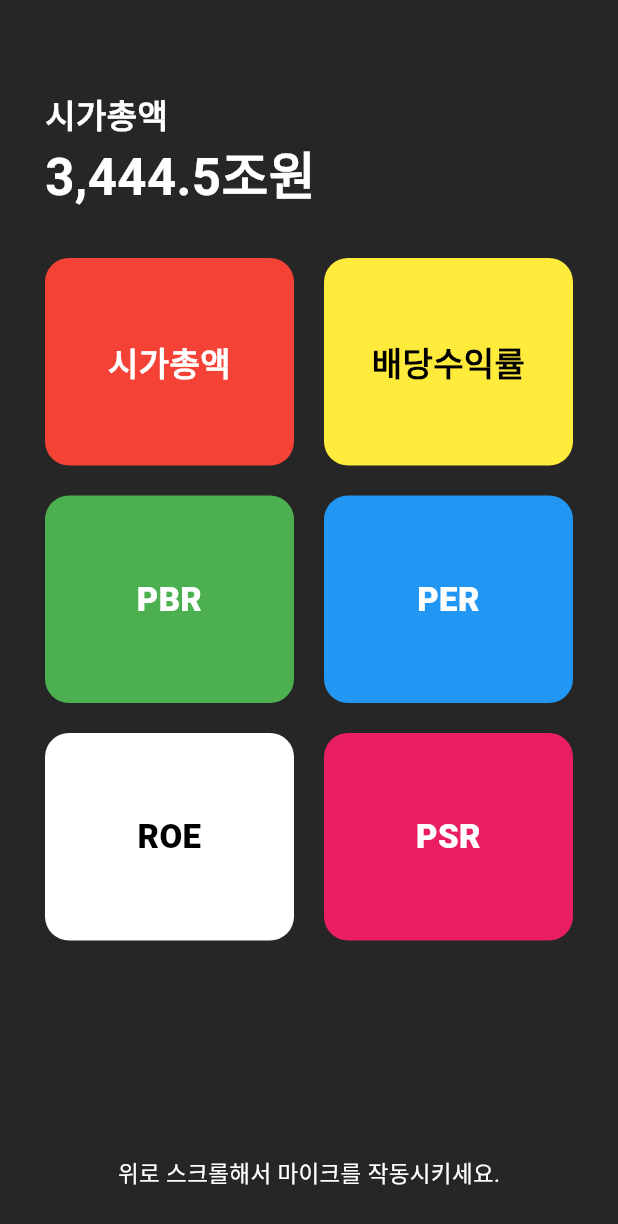
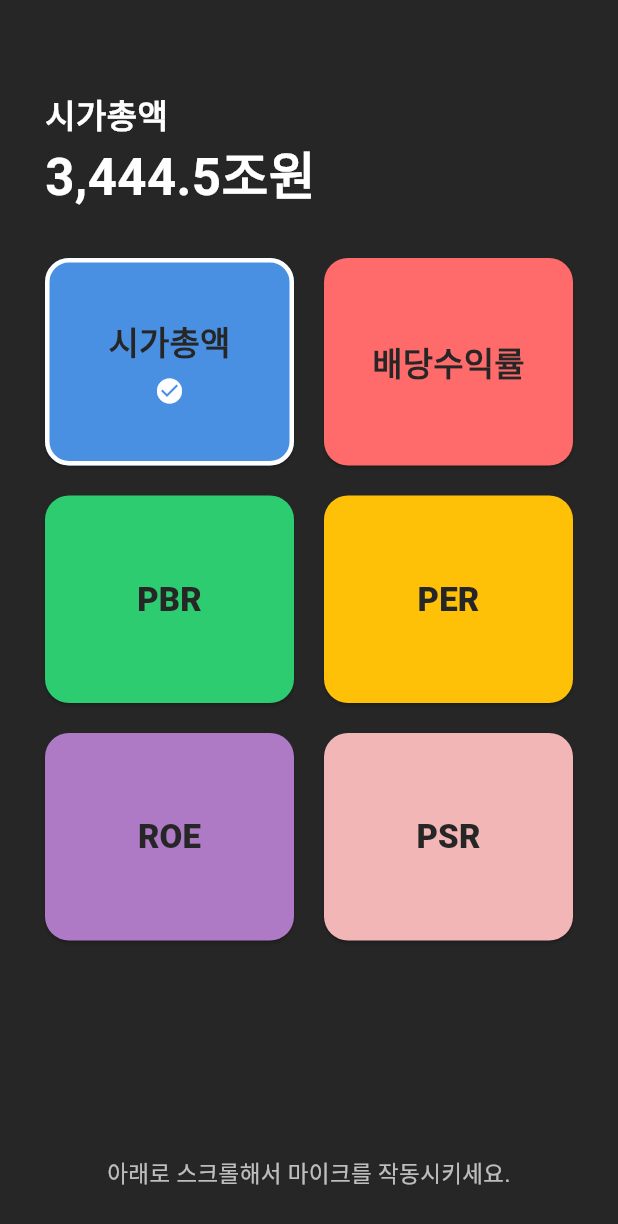
Before and after one commit to Hear-Stock/hearstock-frontend, a Flutter app: the RsiPage screen opened by its route, on a phone screen of 412 x 824 dp. Shown: the top 1224 px of the screen. Run offline on Flutter 3.47's test engine with Material 3 defaults, Android fonts, the phone set to English and light mode, and no system bars; our stand-ins replace flutter_tts, speech_to_text; missing offline and left inert: flutter_midi_pro; Roboto replaces fonts that are missing (Pretendard).

Commit message:
feat: 웹 접근성 고려해서 UI 수정

```diff
--- a/hear_stock/lib/ris_page.dart
+++ b/hear_stock/lib/ris_page.dart
@@ -22,12 +22,15 @@ class _RsiPageState extends State<RsiPage> {
   };
 
   final List<_IndicatorItem> items = [
-    _IndicatorItem(title: '시가총액', color: Colors.red),
-    _IndicatorItem(title: '배당수익률', color: Colors.yellow),
-    _IndicatorItem(title: 'PBR', color: Colors.green),
-    _IndicatorItem(title: 'PER', color: Colors.blue),
-    _IndicatorItem(title: 'ROE', color: Colors.white),
-    _IndicatorItem(title: 'PSR', color: Colors.pink),
+    _IndicatorItem(title: '시가총액', backgroundColor: Color(0xFF4A90E2)),
+    _IndicatorItem(title: '배당수익률', backgroundColor: Color(0xFFFF6B6B)),
+    _IndicatorItem(title: 'PBR', backgroundColor: Color(0xFF2ECC71)),
+    _IndicatorItem(title: 'PER', backgroundColor: Color(0xFFFFC107)),
+    _IndicatorItem(title: 'ROE', backgroundColor: Color(0xFFAF7AC5)),
+    _IndicatorItem(
+      title: 'PSR',
+      backgroundColor: Color.fromARGB(255, 243, 182, 182),
+    ),
   ];
 
   Future<void> _onIndicatorPressed(String title) async {
@@ -35,7 +38,6 @@ class _RsiPageState extends State<RsiPage> {
       selectedTitle = title;
       selectedValue = indicatorValues[title] ?? '';
     });
-
     await flutterTts.speak('$title, ${indicatorValues[title]}');
   }
 
@@ -47,63 +49,94 @@ class _RsiPageState extends State<RsiPage> {
 
   @override
   Widget build(BuildContext context) {
+    final textScale = MediaQuery.of(context).textScaleFactor;
+
     return Scaffold(
-      backgroundColor: Color(0xFF262626),
+      backgroundColor: Color(0xff262626),
       body: Padding(
         padding: const EdgeInsets.fromLTRB(30, 60, 30, 30),
         child: Column(
           crossAxisAlignment: CrossAxisAlignment.start,
           children: [
-            Text(
+            Semantics(
+              header: true,
+              child: Text(
                 selectedTitle,
                 style: TextStyle(
-                fontSize: 22,
+                  fontSize: 22 * textScale,
+                  fontWeight: FontWeight.bold,
                   color: Colors.white,
-                fontWeight: FontWeight.bold,
+                ),
               ),
             ),
             Text(
               selectedValue,
               style: TextStyle(
-                fontSize: 34,
+                fontSize: 34 * textScale,
                 fontWeight: FontWeight.bold,
                 color: Colors.white,
               ),
             ),
             SizedBox(height: 30),
             Expanded(
-              child: GridView.count(
-                crossAxisCount: 2,
+              child: FocusTraversalGroup(
+                policy: ReadingOrderTraversalPolicy(),
+                child: GridView(
+                  gridDelegate: SliverGridDelegateWithMaxCrossAxisExtent(
+                    maxCrossAxisExtent: 200,
                     crossAxisSpacing: 20,
                     mainAxisSpacing: 20,
                     childAspectRatio: 1.2,
+                  ),
                   children:
                       items.map((item) {
+                        final isSelected = item.title == selectedTitle;
+
                         return Semantics(
-                        label: '${item.title} 버튼',
+                          label:
+                              '${item.title} 버튼' + (isSelected ? ', 선택됨' : ''),
                           button: true,
-                        child: GestureDetector(
-                          onTap: () => _onIndicatorPressed(item.title),
-                          child: Container(
-                            decoration: BoxDecoration(
-                              color: item.color,
+                          selected: isSelected,
+                          child: Tooltip(
+                            message: '${item.title} 선택',
+                            child: ElevatedButton(
+                              style: ElevatedButton.styleFrom(
+                                backgroundColor: item.backgroundColor,
+                                foregroundColor: Color(0xff262626),
+                                shape: RoundedRectangleBorder(
                                   borderRadius: BorderRadius.circular(16),
+                                  side: BorderSide(
+                                    color:
+                                        isSelected
+                                            ? Colors.white
+                                            : Colors.transparent,
+                                    width: 3,
                                   ),
-                            padding: EdgeInsets.all(16),
-                            child: Center(
-                              child: Text(
+                                ),
+                              ),
+                              onPressed: () => _onIndicatorPressed(item.title),
+                              child: Column(
+                                mainAxisAlignment: MainAxisAlignment.center,
+                                children: [
+                                  Text(
                                     item.title,
                                     textAlign: TextAlign.center,
                                     style: TextStyle(
-                                  fontSize: 22,
+                                      fontSize: 22 * textScale,
                                       fontWeight: FontWeight.w900,
-                                  color:
-                                      (item.color == Colors.yellow ||
-                                              item.color == Colors.white)
-                                          ? Colors.black
-                                          : Colors.white,
                                     ),
                                   ),
+                                  if (isSelected)
+                                    Padding(
+                                      padding: const EdgeInsets.only(top: 8.0),
+                                      child: Icon(
+                                        Icons.check_circle,
+                                        size: 20 * textScale,
+                                        color: Colors.white,
+                                        semanticLabel: '선택됨',
+                                      ),
+                                    ),
+                                ],
                               ),
                             ),
                           ),
@@ -111,11 +144,16 @@ class _RsiPageState extends State<RsiPage> {
                       }).toList(),
                 ),
               ),
+            ),
             SizedBox(height: 10),
             Center(
               child: Text(
-                '위로 스크롤해서 마이크를 작동시키세요.',
-                style: TextStyle(color: Colors.white, fontSize: 15),
+                '아래로 스크롤해서 마이크를 작동시키세요.',
+                style: TextStyle(
+                  color: Colors.white70,
+                  fontSize: 15 * textScale,
+                ),
+                textAlign: TextAlign.center,
               ),
             ),
           ],
@@ -127,7 +165,7 @@ class _RsiPageState extends State<RsiPage> {
 
 class _IndicatorItem {
   final String title;
-  final Color color;
+  final Color backgroundColor;
 
-  _IndicatorItem({required this.title, required this.color});
+  _IndicatorItem({required this.title, required this.backgroundColor});
 }
```
Also changed, not shown: hear_stock/pubspec.yaml (+3 -63 lines). Lines whose indentation alone changed are shown as unchanged.
